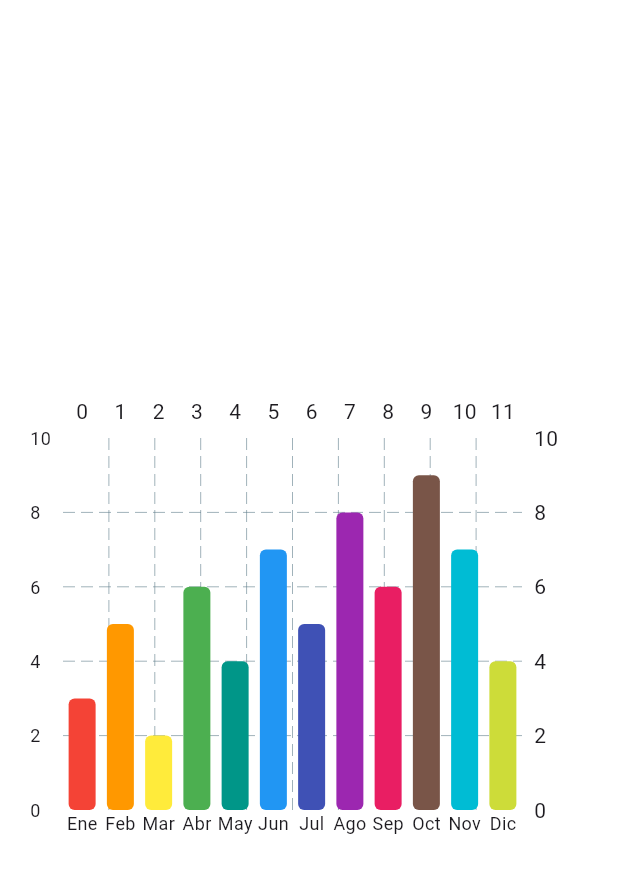
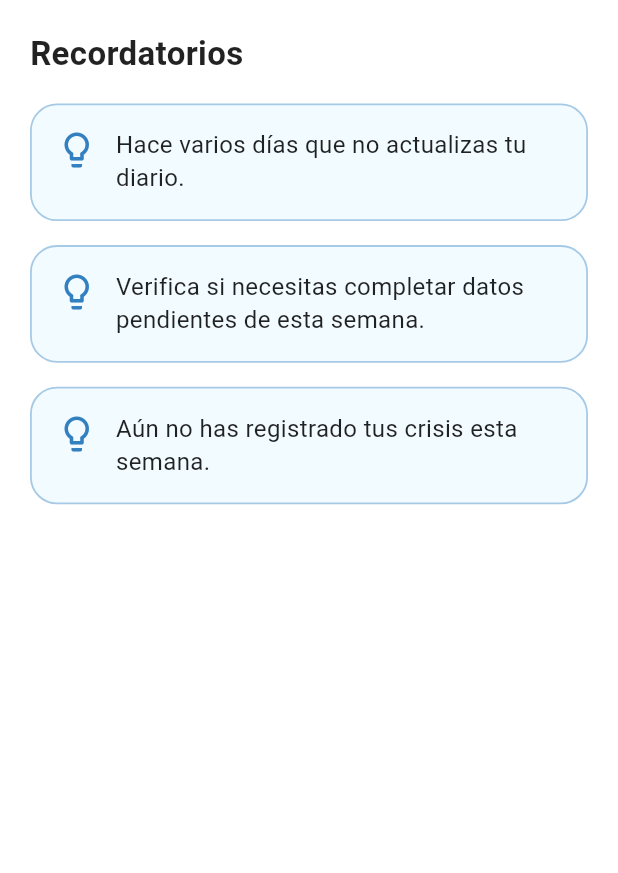
Before and after one commit to juanmarcos99/app, a Flutter app: the HomePage screen opened by its route, on a phone screen of 412 x 824 dp. Shown: the top 873 px of the screen. Run offline on Flutter 3.47's test engine with Material 3 defaults, Android fonts, the phone set to English and light mode, and no system bars; drawn by our look-alikes of fl_chart; our stand-ins replace equatable, flutter_bloc, get_it, sqflite, table_calendar; accounts and stored records are empty.

```diff
--- a/lib/features/diary/data/repositories_impl/adverse_event_repository_impl.dart
+++ b/lib/features/diary/data/repositories_impl/adverse_event_repository_impl.dart
@@ -32,4 +32,9 @@ class AdverseEventRepositoryImpl implements AdverseEventRepository {
     final result = await localDataSource.getAdverseEventDaysByUser(userId);
     return result;
   }
+
+  @override
+  Future<void> deleteEvent(int id) {
+    return localDataSource.deleteAdverseEvent(id);
+  }
 }
--- a/lib/features/diary/data/repositories_impl/crisis_repository_impl.dart
+++ b/lib/features/diary/data/repositories_impl/crisis_repository_impl.dart
@@ -30,4 +30,8 @@ class CrisisRepositoryImpl implements CrisisRepository {
     final result = await localDataSource.getCrisisDaysByUser(userId);
     return result;
   }
+ @override
+  Future<void> deleteCrisis(int crisisId) async {
+    await localDataSource.deleteCrisis(crisisId);
+  }
 }
--- a/lib/features/diary/diary.dart
+++ b/lib/features/diary/diary.dart
@@ -9,6 +9,8 @@ export 'domain/use_cases/get_crises_by_day_and_user.dart';
 export 'domain/use_cases/add_event.dart';
 export 'domain/use_cases/get_adverse_avent_by_day_and_user.dart';
 export 'domain/use_cases/get_adverse_event_days_by_user.dart';
+export 'domain/use_cases/delete_crisis.dart';
+export 'domain/use_cases/delete_adverse_event.dart';
 
 
 //data
@@ -32,7 +34,7 @@ export 'ui/pages/dairy/widgets/register_crisis_dialog.dart';
 export 'ui/pages/dairy/widgets/register_efect_dialog.dart';
 export 'ui/pages/dairy/widgets/crisis_cards_by_day.dart';
 export 'ui/pages/widgets/custom_bottom_nav_bar.dart';
-export 'ui/pages/widgets/adverse_event_card.dart';
+export 'ui/pages/dairy/widgets/adverse_event_card.dart';
 export 'ui/bloc/diary_event.dart';
 export 'ui/bloc/diary_state.dart';
 export 'ui/bloc/diary_bloc.dart';
--- a/lib/features/diary/domain/repositories/adverse_event_repository.dart
+++ b/lib/features/diary/domain/repositories/adverse_event_repository.dart
@@ -6,4 +6,6 @@ abstract class AdverseEventRepository {
   Future<List<AdverseEvent>> getAdverseEventByDayAndUser(DateTime day, int userId);
   //para los punticos del calendario de los dias q hay crisis
   Future<List<DateTime>> getAdverseEventDaysByUser(int userId);
+
+  Future<void> deleteEvent(int eventId);
 }
--- a/lib/features/diary/domain/repositories/crisis_repository.dart
+++ b/lib/features/diary/domain/repositories/crisis_repository.dart
@@ -2,8 +2,10 @@ import '../../diary.dart';
 
 abstract class CrisisRepository {
   Future<void> addCrisis(Crisis crisis);
-  //para las tarjetas
+  //para cargar las tarjetas
   Future<List<Crisis>> getCrisesByDayAndUser(DateTime day, int userId);
   //para los punticos del calendario de los dias q hay crisis
   Future<List<DateTime>> getCrisesDaysByUser(int userId);
+  //para eliminar crisis
+  Future<void> deleteCrisis(int crisisId);
 }
--- /dev/null
+++ b/lib/features/diary/domain/use_cases/delete_adverse_event.dart
@@ -0,0 +1,10 @@
+import '../../diary.dart';
+class DeleteAdverseEvent {
+  final AdverseEventRepository repository;
+
+  DeleteAdverseEvent(this.repository);
+
+  Future<void> call(int eventId) async {
+    await repository.deleteEvent(eventId);
+  }
+}
--- /dev/null
+++ b/lib/features/diary/domain/use_cases/delete_crisis.dart
@@ -0,0 +1,10 @@
+import '../../diary.dart';
+class DeleteCrisis {
+  final CrisisRepository repository;
+
+  DeleteCrisis(this.repository);
+
+  Future<void> call(int crisisId) async {
+    return await repository.deleteCrisis(crisisId);
+  }
+}
--- a/lib/features/diary/ui/bloc/diary_event.dart
+++ b/lib/features/diary/ui/bloc/diary_event.dart
@@ -27,3 +27,13 @@ class AddAdverseEventEvent extends DiaryEvent {
 
   AddAdverseEventEvent(this.av);
 }
+
+class DeleteCrisisEvent extends DiaryEvent {
+  final int crisisId;
+  DeleteCrisisEvent(this.crisisId);
+}
+
+class DeleteAdverseEventEvent extends DiaryEvent {
+  final int adverseEventId;
+  DeleteAdverseEventEvent(this.adverseEventId);
+}
--- a/lib/features/diary/ui/bloc/diary_state.dart
+++ b/lib/features/diary/ui/bloc/diary_state.dart
@@ -54,3 +54,13 @@ class AdverseEventAdded extends DiaryState {
   final AdverseEvent av;
   AdverseEventAdded(this.av);
 }
+
+class CrisisDeleted extends DiaryState {
+  final int crisisId;
+  CrisisDeleted(this.crisisId);
+}
+
+class AdverseEventDeleted extends DiaryState {
+  final int adverseEventId;
+  AdverseEventDeleted(this.adverseEventId);
+}
--- a/lib/features/diary/ui/pages/home/home.dart
+++ b/lib/features/diary/ui/pages/home/home.dart
@@ -1,94 +1,105 @@
 import 'package:flutter/material.dart';
-import 'package:fl_chart/fl_chart.dart';
+import 'package:app/core/theme/style/colors.dart';
 
 class HomePage extends StatelessWidget {
   const HomePage({super.key});
 
+  List<String> get reminderMessages => const [
+    "Aún no has registrado tus crisis esta semana.",
+    "Revisa si hubo eventos adversos recientes que debas anotar.",
+    "Mantener el diario actualizado ayuda a detectar patrones.",
+    "Si tuviste síntomas hoy, recuerda registrarlos.",
+    "Hace varios días que no actualizas tu diario.",
+    "Un registro consistente facilita el seguimiento clínico.",
+    "Verifica si necesitas completar datos pendientes de esta semana.",
+  ];
+
   @override
   Widget build(BuildContext context) {
+
+    // Elegimos 3 mensajes aleatorios sin repetir
+    final selectedMessages = reminderMessages.toList()..shuffle();
+    final messagesToShow = selectedMessages.take(3).toList();
+
     return Scaffold(
       backgroundColor: Colors.white,
-
-
-      body: Padding(
-        padding: const EdgeInsets.all(20),
-        child: Center(
-          child: SizedBox(
-            height: 300,
-            child: BarChart(
-              BarChartData(
-                alignment: BarChartAlignment.spaceAround,
-                maxY: 10,
-                minY: 0,
-                barTouchData: BarTouchData(enabled: true),
-
-                titlesData: FlTitlesData(
-                  bottomTitles: AxisTitles(
-                    sideTitles: SideTitles(
-                      showTitles: true,
-                      interval: 1,
-                      getTitlesWidget: (value, meta) {
-                        const months = [
-                          "Ene", "Feb", "Mar", "Abr", "May", "Jun",
-                          "Jul", "Ago", "Sep", "Oct", "Nov", "Dic"
-                        ];
-                        return Text(
-                          months[value.toInt()],
-                          style: const TextStyle(fontSize: 12),
-                        );
-                      },
-                    ),
-                  ),
-                  leftTitles: AxisTitles(
-                    sideTitles: SideTitles(
-                      showTitles: true,
-                      interval: 2,
-                      getTitlesWidget: (value, meta) {
-                        return Text(
-                          value.toInt().toString(),
-                          style: const TextStyle(fontSize: 12),
-                        );
-                      },
-                    ),
+      body: SafeArea(
+        child: SingleChildScrollView(
+          padding: const EdgeInsets.symmetric(vertical: 20),
+          child: Column(
+            crossAxisAlignment: CrossAxisAlignment.start,
+            children: [
+              // Título elegante
+              const Padding(
+                padding: EdgeInsets.symmetric(horizontal: 20),
+                child: Text(
+                  "Recordatorios",
+                  style: TextStyle(
+                    fontSize: 22,
+                    fontWeight: FontWeight.bold,
+                    color: Colors.black87,
                   ),
                 ),
+              ),
 
-                gridData: FlGridData(show: true),
-                borderData: FlBorderData(show: false),
+              const SizedBox(height: 10),
 
-                barGroups: [
-                  _bar(0, 3, Colors.red),
-                  _bar(1, 5, Colors.orange),
-                  _bar(2, 2, Colors.yellow),
-                  _bar(3, 6, Colors.green),
-                  _bar(4, 4, Colors.teal),
-                  _bar(5, 7, Colors.blue),
-                  _bar(6, 5, Colors.indigo),
-                  _bar(7, 8, Colors.purple),
-                  _bar(8, 6, Colors.pink),
-                  _bar(9, 9, Colors.brown),
-                  _bar(10, 7, Colors.cyan),
-                  _bar(11, 4, Colors.lime),
-                ],
-              ),
-            ),
+              // Varias burbujas
+              ...messagesToShow.map((msg) => ReminderBubble(message: msg)),
+
+              const SizedBox(height: 30),
+
+              // Aquí puedes agregar más contenido si quieres
+            ],
           ),
         ),
       ),
     );
   }
+}
 
-  BarChartGroupData _bar(int x, double y, Color color) {
-    return BarChartGroupData(
-      x: x,
-      barRods: [
-        BarChartRodData(
-          toY: y,
-          color: color,
-          width: 18,
-          borderRadius: BorderRadius.circular(4),
+// ------------------------------------------------------------
+// 🔥 Widget de burbuja profesional
+// ------------------------------------------------------------
+class ReminderBubble extends StatelessWidget {
+  final String message;
+
+  const ReminderBubble({super.key, required this.message});
+
+  @override
+  Widget build(BuildContext context) {
+    return Container(
+      margin: const EdgeInsets.symmetric(horizontal: 20, vertical: 8),
+      padding: const EdgeInsets.all(16),
+      decoration: BoxDecoration(
+        color: AppColors.primaryLight.withOpacity(0.25),
+        borderRadius: BorderRadius.circular(18),
+        border: Border.all(
+          color: AppColors.primary.withOpacity(0.4),
+          width: 1.2,
         ),
-      ],
+      ),
+      child: Row(
+        crossAxisAlignment: CrossAxisAlignment.start,
+        children: [
+          const Icon(
+            Icons.lightbulb_outline,
+            color: AppColors.primary,
+            size: 28,
+          ),
+          const SizedBox(width: 12),
+          Expanded(
+            child: Text(
+              message,
+              style: const TextStyle(
+                fontSize: 16,
+                color: Colors.black87,
+                height: 1.35,
+              ),
+            ),
+          ),
+        ],
+      ),
     );
   }
 }
```
Also changed, not shown: lib/features/diary/data/datasources/adverse_event_local_data_source.dart (+14 -0 lines), lib/features/diary/diary_injection.dart (+12 -1 lines), lib/features/diary/ui/bloc/diary_bloc.dart (+25 -0 lines), lib/features/diary/ui/pages/dairy/dairy_screen.dart (+32 -0 lines), lib/features/diary/ui/pages/dairy/widgets/adverse_event_card.dart (renamed from lib/features/diary/ui/pages/widgets/adverse_event_card.dart, +36 -3 lines), lib/features/diary/ui/pages/dairy/widgets/crisis_cards_by_day.dart (+35 -5 lines).
